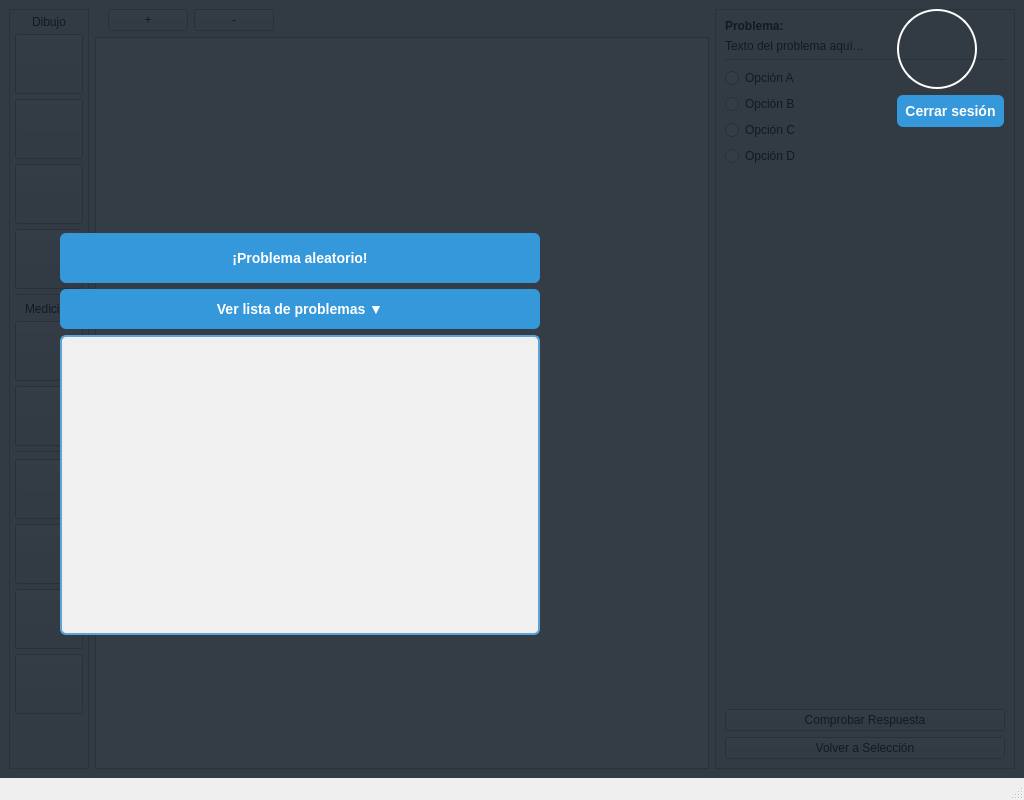
This is mainwindow.ui in Cantonplas/Trabajo_IHM as Qt 5 draws it before an edit. The edited form follows.
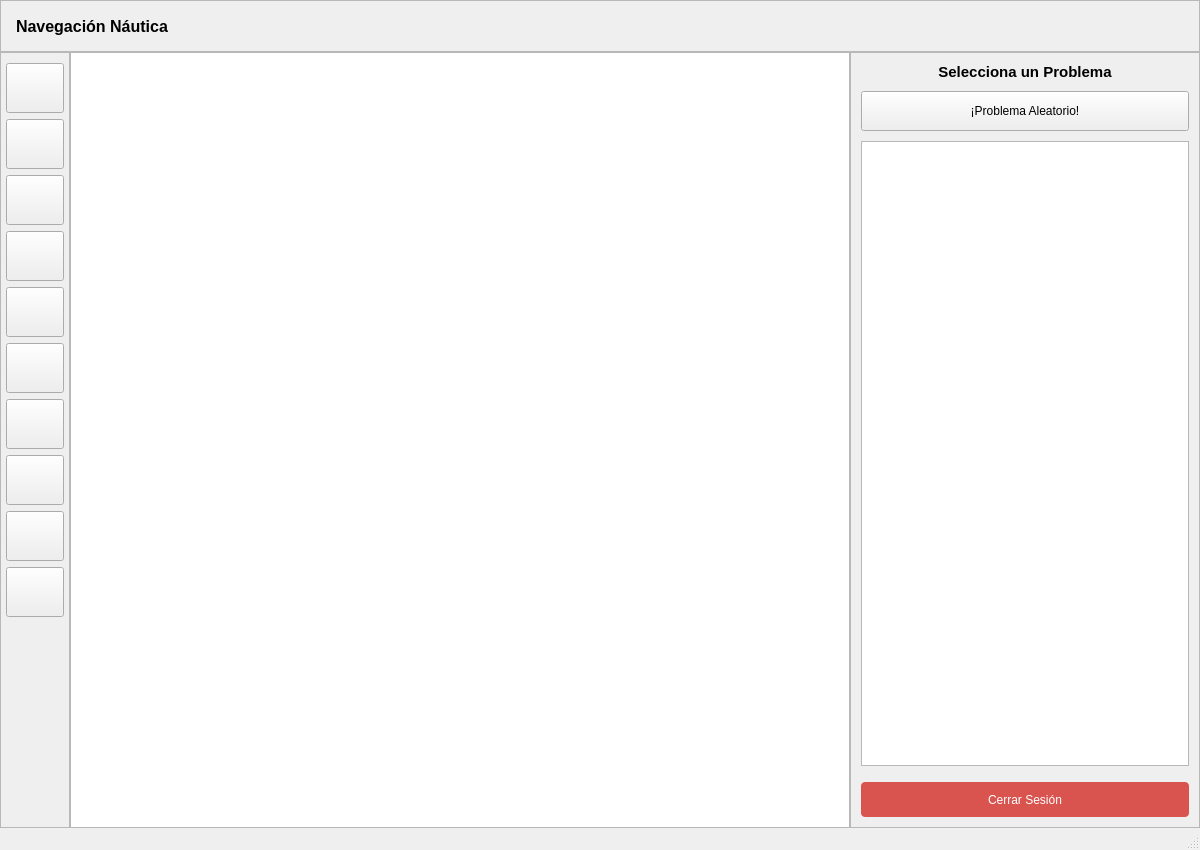
This is the edited form. Icons and pictures are not drawn.

Commit message: Version casi lista

What changed in the file:
```diff
--- a/mainwindow.ui
+++ b/mainwindow.ui
@@ -6,15 +6,18 @@
    <rect>
     <x>0</x>
     <y>0</y>
-    <width>1024</width>
-    <height>800</height>
+    <width>1200</width>
+    <height>850</height>
    </rect>
   </property>
   <property name="windowTitle">
    <string>Resolución de Problema</string>
   </property>
   <widget class="QWidget" name="centralwidget">
-   <layout class="QGridLayout" name="gridLayout_Main">
+   <layout class="QVBoxLayout" name="verticalLayoutMain">
+    <property name="spacing">
+     <number>0</number>
+    </property>
     <property name="leftMargin">
      <number>0</number>
     </property>
@@ -27,30 +30,111 @@
     <property name="bottomMargin">
      <number>0</number>
     </property>
+
+    <item>
+     <widget class="QFrame" name="frameTopBar">
+      <property name="minimumSize">
+       <size>
+        <width>0</width>
+        <height>50</height>
+       </size>
+      </property>
+      <property name="frameShape">
+       <enum>QFrame::StyledPanel</enum>
+      </property>
+      <property name="frameShadow">
+       <enum>QFrame::Raised</enum>
+      </property>
+      <layout class="QHBoxLayout" name="horizontalLayoutTop">
+       <property name="leftMargin">
+        <number>15</number>
+       </property>
+       <property name="topMargin">
+        <number>5</number>
+       </property>
+       <property name="rightMargin">
+        <number>15</number>
+       </property>
+       <property name="bottomMargin">
+        <number>5</number>
+       </property>
+       
+       <item>
+        <widget class="QLabel" name="labelAppName">
+         <property name="font">
+          <font>
+           <family>Segoe UI</family>
+           <pointsize>12</pointsize>
+           <bold>true</bold>
+          </font>
+         </property>
+         <property name="text">
+          <string>Navegación Náutica</string>
+         </property>
+        </widget>
+       </item>
+       <item>
+        <spacer name="horizontalSpacerTop">
+         <property name="orientation">
+          <enum>Qt::Horizontal</enum>
+         </property>
+         <property name="sizeHint" stdset="0">
+          <size>
+           <width>40</width>
+           <height>20</height>
+          </size>
+         </property>
+        </spacer>
+       </item>
+       <item>
+        <widget class="QPushButton" name="btnAvatar">
+         <property name="minimumSize">
+          <size>
+           <width>40</width>
+           <height>40</height>
+          </size>
+         </property>
+         <property name="maximumSize">
+          <size>
+           <width>40</width>
+           <height>40</height>
+          </size>
+         </property>
+         <property name="text">
+          <string/>
+         </property>
+         <property name="iconSize">
+          <size>
+           <width>32</width>
+           <height>32</height>
+          </size>
+         </property>
+         <property name="flat">
+          <bool>true</bool>
+         </property>
+        </widget>
+       </item>
+      </layout>
+     </widget>
+    </item>
+
+    <item>
+     <layout class="QHBoxLayout" name="horizontalLayoutGame">
     <property name="spacing">
      <number>0</number>
     </property>
-    
-    <item row="0" column="0">
-     <widget class="QWidget" name="gameContentContainer" native="true">
-      <property name="sizePolicy">
-       <sizepolicy hsizetype="Expanding" vsizetype="Expanding">
-        <horstretch>0</horstretch>
-        <verstretch>0</verstretch>
-       </sizepolicy>
-      </property>
-      <layout class="QHBoxLayout" name="horizontalLayout">
+      
        <item>
         <widget class="QFrame" name="frameTools">
          <property name="minimumSize">
           <size>
-           <width>80</width>
+          <width>70</width>
            <height>0</height>
           </size>
          </property>
          <property name="maximumSize">
           <size>
-           <width>80</width>
+          <width>70</width>
            <height>16777215</height>
           </size>
          </property>
@@ -62,300 +146,97 @@
          </property>
          <layout class="QVBoxLayout" name="verticalLayoutTools">
           <property name="spacing">
-           <number>5</number>
+          <number>6</number>
           </property>
           <property name="leftMargin">
            <number>5</number>
           </property>
           <property name="topMargin">
-           <number>5</number>
+          <number>10</number>
           </property>
           <property name="rightMargin">
            <number>5</number>
           </property>
           <property name="bottomMargin">
-           <number>5</number>
-          </property>
-          <item>
-           <widget class="QLabel" name="labelDrawTitle">
-            <property name="text">
-             <string>Dibujo</string>
-            </property>
-            <property name="alignment">
-             <set>Qt::AlignCenter</set>
-            </property>
-           </widget>
-          </item>
+          <number>10</number>
+         </property>
+         
           <item>
            <widget class="QPushButton" name="btnPunto">
-            <property name="minimumSize">
-             <size>
-              <width>60</width>
-              <height>60</height>
-             </size>
-            </property>
-            <property name="toolTip">
-             <string>Marcar un punto</string>
-            </property>
-            <property name="icon">
-             <iconset resource="resources.qrc">
-              <normaloff>:/resources/icons/punto.svg</normaloff>:/resources/icons/punto.svg</iconset>
-            </property>
-            <property name="checkable">
-             <bool>true</bool>
-            </property>
+            <property name="minimumSize"><size><width>50</width><height>50</height></size></property>
+            <property name="toolTip"><string>Punto</string></property>
+            <property name="icon"><iconset resource="resources.qrc"><normaloff>:/resources/icons/punto.svg</normaloff>:/resources/icons/punto.svg</iconset></property>
+            <property name="checkable"><bool>true</bool></property>
            </widget>
           </item>
           <item>
            <widget class="QPushButton" name="btnDrawLine">
-            <property name="minimumSize">
-             <size>
-              <width>60</width>
-              <height>60</height>
-             </size>
-            </property>
-            <property name="toolTip">
-             <string>Trazar línea</string>
-            </property>
-            <property name="icon">
-             <iconset resource="resources.qrc">
-              <normaloff>:/resources/icons/Linea_icon.svg</normaloff>:/resources/icons/Linea_icon.svg</iconset>
-            </property>
-            <property name="iconSize">
-             <size>
-              <width>40</width>
-              <height>40</height>
-             </size>
-            </property>
-            <property name="checkable">
-             <bool>true</bool>
-            </property>
+            <property name="minimumSize"><size><width>50</width><height>50</height></size></property>
+            <property name="toolTip"><string>Línea</string></property>
+            <property name="icon"><iconset resource="resources.qrc"><normaloff>:/resources/icons/Linea_icon.svg</normaloff>:/resources/icons/Linea_icon.svg</iconset></property>
+            <property name="checkable"><bool>true</bool></property>
            </widget>
           </item>
           <item>
            <widget class="QPushButton" name="btnDrawArc">
-            <property name="minimumSize">
-             <size>
-              <width>60</width>
-              <height>60</height>
-             </size>
-            </property>
-            <property name="toolTip">
-             <string>Compás</string>
-            </property>
-            <property name="icon">
-             <iconset resource="resources.qrc">
-              <normaloff>:/resources/icons/compas_icon.svg</normaloff>:/resources/icons/compas_icon.svg</iconset>
-            </property>
-            <property name="iconSize">
-             <size>
-              <width>40</width>
-              <height>40</height>
-             </size>
-            </property>
-            <property name="checkable">
-             <bool>true</bool>
-            </property>
+            <property name="minimumSize"><size><width>50</width><height>50</height></size></property>
+            <property name="toolTip"><string>Compás</string></property>
+            <property name="icon"><iconset resource="resources.qrc"><normaloff>:/resources/icons/compas_icon.svg</normaloff>:/resources/icons/compas_icon.svg</iconset></property>
+            <property name="checkable"><bool>true</bool></property>
            </widget>
           </item>
           <item>
            <widget class="QPushButton" name="btnAnnotateText">
-            <property name="minimumSize">
-             <size>
-              <width>60</width>
-              <height>60</height>
-             </size>
-            </property>
-            <property name="toolTip">
-             <string>Texto</string>
-            </property>
-            <property name="icon">
-             <iconset resource="resources.qrc">
-              <normaloff>:/resources/icons/T.svg</normaloff>:/resources/icons/T.svg</iconset>
-            </property>
-            <property name="iconSize">
-             <size>
-              <width>40</width>
-              <height>40</height>
-             </size>
-            </property>
-            <property name="checkable">
-             <bool>true</bool>
-            </property>
-           </widget>
-          </item>
-          <item>
-           <widget class="Line" name="line_1">
-            <property name="orientation">
-             <enum>Qt::Horizontal</enum>
-            </property>
-           </widget>
-          </item>
-          <item>
-           <widget class="QLabel" name="labelMeasureTitle">
-            <property name="text">
-             <string>Medición</string>
-            </property>
-            <property name="alignment">
-             <set>Qt::AlignCenter</set>
-            </property>
+            <property name="minimumSize"><size><width>50</width><height>50</height></size></property>
+            <property name="toolTip"><string>Texto</string></property>
+            <property name="icon"><iconset resource="resources.qrc"><normaloff>:/resources/icons/T.svg</normaloff>:/resources/icons/T.svg</iconset></property>
+            <property name="checkable"><bool>true</bool></property>
            </widget>
           </item>
           <item>
            <widget class="QPushButton" name="btnProtractor">
-            <property name="minimumSize">
-             <size>
-              <width>60</width>
-              <height>60</height>
-             </size>
-            </property>
-            <property name="toolTip">
-             <string>Transportador</string>
-            </property>
-            <property name="icon">
-             <iconset resource="resources.qrc">
-              <normaloff>:/resources/icons/transportador.svg</normaloff>:/resources/icons/transportador.svg</iconset>
-            </property>
-            <property name="iconSize">
-             <size>
-              <width>40</width>
-              <height>40</height>
-             </size>
-            </property>
-            <property name="checkable">
-             <bool>true</bool>
-            </property>
+            <property name="minimumSize"><size><width>50</width><height>50</height></size></property>
+            <property name="toolTip"><string>Transportador</string></property>
+            <property name="icon"><iconset resource="resources.qrc"><normaloff>:/resources/icons/transportador.svg</normaloff>:/resources/icons/transportador.svg</iconset></property>
+            <property name="checkable"><bool>true</bool></property>
            </widget>
           </item>
           <item>
            <widget class="QPushButton" name="btnRulerDistance">
-            <property name="minimumSize">
-             <size>
-              <width>60</width>
-              <height>60</height>
-             </size>
-            </property>
-            <property name="toolTip">
-             <string>Regla</string>
-            </property>
-            <property name="icon">
-             <iconset resource="resources.qrc">
-              <normaloff>:/resources/icons/ruler_icon.svg</normaloff>:/resources/icons/ruler_icon.svg</iconset>
-            </property>
-            <property name="iconSize">
-             <size>
-              <width>40</width>
-              <height>40</height>
-             </size>
-            </property>
-            <property name="checkable">
-             <bool>true</bool>
-            </property>
-           </widget>
-          </item>
-          <item>
-           <widget class="Line" name="line_2">
-            <property name="orientation">
-             <enum>Qt::Horizontal</enum>
-            </property>
+            <property name="minimumSize"><size><width>50</width><height>50</height></size></property>
+            <property name="toolTip"><string>Regla</string></property>
+            <property name="icon"><iconset resource="resources.qrc"><normaloff>:/resources/icons/ruler_icon.svg</normaloff>:/resources/icons/ruler_icon.svg</iconset></property>
+            <property name="checkable"><bool>true</bool></property>
            </widget>
           </item>
           <item>
            <widget class="QPushButton" name="btnChangeColor">
-            <property name="minimumSize">
-             <size>
-              <width>60</width>
-              <height>60</height>
-             </size>
-            </property>
-            <property name="toolTip">
-             <string>Color</string>
-            </property>
-            <property name="icon">
-             <iconset resource="resources.qrc">
-              <normaloff>:/resources/icons/colores.svg</normaloff>:/resources/icons/colores.svg</iconset>
-            </property>
-            <property name="iconSize">
-             <size>
-              <width>40</width>
-              <height>40</height>
-             </size>
-            </property>
+            <property name="minimumSize"><size><width>50</width><height>50</height></size></property>
+            <property name="toolTip"><string>Cambiar Color</string></property>
+            <property name="icon"><iconset resource="resources.qrc"><normaloff>:/resources/icons/colores.svg</normaloff>:/resources/icons/colores.svg</iconset></property>
            </widget>
           </item>
           <item>
            <widget class="QPushButton" name="btnEraser">
-            <property name="minimumSize">
-             <size>
-              <width>60</width>
-              <height>60</height>
-             </size>
-            </property>
-            <property name="toolTip">
-             <string>Borrador</string>
-            </property>
-            <property name="icon">
-             <iconset resource="resources.qrc">
-              <normaloff>:/resources/icons/eraser.svg</normaloff>:/resources/icons/eraser.svg</iconset>
-            </property>
-            <property name="iconSize">
-             <size>
-              <width>40</width>
-              <height>40</height>
-             </size>
-            </property>
-            <property name="checkable">
-             <bool>true</bool>
-            </property>
+            <property name="minimumSize"><size><width>50</width><height>50</height></size></property>
+            <property name="toolTip"><string>Borrador</string></property>
+            <property name="icon"><iconset resource="resources.qrc"><normaloff>:/resources/icons/eraser.svg</normaloff>:/resources/icons/eraser.svg</iconset></property>
+            <property name="checkable"><bool>true</bool></property>
            </widget>
           </item>
           <item>
            <widget class="QPushButton" name="btnClearMap">
-            <property name="minimumSize">
-             <size>
-              <width>60</width>
-              <height>60</height>
-             </size>
-            </property>
-            <property name="toolTip">
-             <string>Limpiar todo</string>
-            </property>
-            <property name="icon">
-             <iconset resource="resources.qrc">
-              <normaloff>:/resources/icons/ocultar.svg</normaloff>:/resources/icons/ocultar.svg</iconset>
-            </property>
-            <property name="iconSize">
-             <size>
-              <width>40</width>
-              <height>40</height>
-             </size>
-            </property>
+            <property name="minimumSize"><size><width>50</width><height>50</height></size></property>
+            <property name="toolTip"><string>Limpiar Todo</string></property>
+            <property name="icon"><iconset resource="resources.qrc"><normaloff>:/resources/icons/ocultar.svg</normaloff>:/resources/icons/ocultar.svg</iconset></property>
            </widget>
           </item>
           <item>
            <widget class="QPushButton" name="btnShowCoordinates">
-            <property name="minimumSize">
-             <size>
-              <width>60</width>
-              <height>60</height>
-             </size>
-            </property>
-            <property name="toolTip">
-             <string>Coordenadas</string>
-            </property>
-            <property name="icon">
-             <iconset resource="resources.qrc">
-              <normaloff>:/resources/icons/coordenadas.svg</normaloff>:/resources/icons/coordenadas.svg</iconset>
-            </property>
-            <property name="iconSize">
-             <size>
-              <width>40</width>
-              <height>40</height>
-             </size>
-            </property>
-            <property name="checkable">
-             <bool>true</bool>
-            </property>
+            <property name="minimumSize"><size><width>50</width><height>50</height></size></property>
+            <property name="toolTip"><string>Ver Coordenadas</string></property>
+            <property name="icon"><iconset resource="resources.qrc"><normaloff>:/resources/icons/coordenadas.svg</normaloff>:/resources/icons/coordenadas.svg</iconset></property>
+            <property name="checkable"><bool>true</bool></property>
            </widget>
           </item>
           <item>
@@ -374,59 +255,9 @@
          </layout>
         </widget>
        </item>
-       
+      
        <item>
         <layout class="QVBoxLayout" name="layoutMap">
-         <item>
-          <layout class="QHBoxLayout" name="layoutZoom">
-           <item>
-            <widget class="QLabel" name="lblZoomIcon">
-             <property name="maximumSize">
-              <size>
-               <width>30</width>
-               <height>30</height>
-              </size>
-             </property>
-             <property name="text">
-              <string/>
-             </property>
-             <property name="pixmap">
-              <pixmap>:/lupa.jpg</pixmap>
-             </property>
-             <property name="scaledContents">
-              <bool>true</bool>
-             </property>
-            </widget>
-           </item>
-           <item>
-            <widget class="QPushButton" name="btnZoomIn">
-             <property name="text">
-              <string>+</string>
-             </property>
-            </widget>
-           </item>
-           <item>
-            <widget class="QPushButton" name="btnZoomOut">
-             <property name="text">
-              <string>-</string>
-             </property>
-            </widget>
-           </item>
-           <item>
-            <spacer name="horizontalSpacer">
-             <property name="orientation">
-              <enum>Qt::Horizontal</enum>
-             </property>
-             <property name="sizeHint" stdset="0">
-              <size>
-               <width>40</width>
-               <height>20</height>
-              </size>
-             </property>
-            </spacer>
-           </item>
-          </layout>
-         </item>
          <item>
           <widget class="QGraphicsView" name="graphicsView">
            <property name="dragMode">
@@ -436,18 +267,18 @@
          </item>
         </layout>
        </item>
-       
+      
        <item>
-        <widget class="QFrame" name="frameProblem">
+       <widget class="QFrame" name="frameRightPanel">
          <property name="minimumSize">
           <size>
-           <width>300</width>
+          <width>320</width>
            <height>0</height>
           </size>
          </property>
          <property name="maximumSize">
           <size>
-           <width>300</width>
+          <width>350</width>
            <height>16777215</height>
           </size>
          </property>
@@ -457,11 +288,82 @@
          <property name="frameShadow">
           <enum>QFrame::Raised</enum>
          </property>
+        <layout class="QVBoxLayout" name="verticalLayoutRight">
+         <property name="leftMargin">
+          <number>0</number>
+         </property>
+         <property name="topMargin">
+          <number>0</number>
+         </property>
+         <property name="rightMargin">
+          <number>0</number>
+         </property>
+         <property name="bottomMargin">
+          <number>10</number>
+         </property>
+
+         <item>
+          <widget class="QStackedWidget" name="stackedWidgetProblem">
+           <property name="currentIndex">
+            <number>0</number>
+           </property>
+           
+           <widget class="QWidget" name="pageSelection">
+            <layout class="QVBoxLayout" name="verticalLayoutSelection">
+             <property name="leftMargin"><number>10</number></property>
+             <property name="topMargin"><number>10</number></property>
+             <property name="rightMargin"><number>10</number></property>
+             <property name="bottomMargin"><number>10</number></property>
+             <property name="spacing"><number>10</number></property>
+             
+             <item>
+              <widget class="QLabel" name="labelSelectTitle">
+               <property name="font">
+                <font>
+                 <pointsize>11</pointsize>
+                 <bold>true</bold>
+                </font>
+               </property>
+               <property name="text">
+                <string>Selecciona un Problema</string>
+               </property>
+               <property name="alignment">
+                <set>Qt::AlignCenter</set>
+               </property>
+              </widget>
+             </item>
+             <item>
+              <widget class="QPushButton" name="btnRandom">
+               <property name="minimumSize">
+                <size>
+                 <width>0</width>
+                 <height>40</height>
+                </size>
+               </property>
+               <property name="text">
+                <string>¡Problema Aleatorio!</string>
+               </property>
+              </widget>
+             </item>
+             <item>
+              <widget class="QListWidget" name="listProblems"/>
+             </item>
+            </layout>
+           </widget>
+
+           <widget class="QWidget" name="pageProblem">
          <layout class="QVBoxLayout" name="verticalLayoutProblem">
+             <property name="leftMargin"><number>10</number></property>
+             <property name="topMargin"><number>10</number></property>
+             <property name="rightMargin"><number>10</number></property>
+             <property name="bottomMargin"><number>10</number></property>
+             <property name="spacing"><number>10</number></property>
+
           <item>
            <widget class="QLabel" name="labelTitle">
             <property name="font">
              <font>
+                 <pointsize>11</pointsize>
               <bold>true</bold>
              </font>
             </property>
@@ -471,12 +373,12 @@
            </widget>
           </item>
           <item>
-           <widget class="QLabel" name="labelProblemText">
-            <property name="text">
-             <string>Texto del problema aquí...</string>
-            </property>
-            <property name="wordWrap">
-             <bool>true</bool>
+              <widget class="QTextBrowser" name="textProblemDescription">
+               <property name="frameShape">
+                <enum>QFrame::NoFrame</enum>
+               </property>
+               <property name="styleSheet">
+                <string>background: transparent;</string>
             </property>
            </widget>
           </item>
@@ -530,6 +432,12 @@
           </item>
           <item>
            <widget class="QPushButton" name="btnCheck">
+               <property name="minimumSize">
+                <size>
+                 <width>0</width>
+                 <height>35</height>
+                </size>
+               </property>
             <property name="text">
              <string>Comprobar Respuesta</string>
             </property>
@@ -537,217 +445,48 @@
           </item>
           <item>
            <widget class="QPushButton" name="btnClose">
-            <property name="text">
-             <string>Volver a Selección</string>
-            </property>
-           </widget>
-          </item>
-         </layout>
-        </widget>
-       </item>
-      </layout>
-     </widget>
-    </item>
-
-    <item row="0" column="0">
-     <widget class="QWidget" name="selectionOverlay" native="true">
-      <property name="styleSheet">
-       <string>
-#selectionOverlay {
-    background-color: rgba(20, 30, 40, 220); 
-}
-#selectionOverlay QLabel, #selectionOverlay QCheckBox {
-    color: #ffffff;
-    font-weight: bold;
-    font-size: 14px;
-}
-#selectionOverlay QListWidget {
-    background-color: #f0f0f0;
-    color: #000000;
-    border: 2px solid #5da4d6;
-    border-radius: 6px;
-    font-size: 13px;
-}
-#selectionOverlay QPushButton {
-    background-color: #3498db; 
-    color: white;
-    border: none;
-    border-radius: 6px;
-    padding: 8px;
-    font-weight: bold;
-    font-size: 14px;
-}
-#selectionOverlay QPushButton:hover {
-    background-color: #5dade2;
-}
-#selectionOverlay QPushButton:pressed {
-    background-color: #2980b9;
-}
-#selectionOverlay #btnAvatar {
-    background-color: transparent;
-    border: 2px solid white;
-    border-radius: 40px; 
-}
-       </string>
-      </property>
-      <property name="sizePolicy">
-       <sizepolicy hsizetype="Expanding" vsizetype="Expanding">
-        <horstretch>0</horstretch>
-        <verstretch>0</verstretch>
-       </sizepolicy>
-      </property>
-      <layout class="QVBoxLayout" name="verticalLayoutOverlay">
-       <property name="leftMargin">
-        <number>60</number>
-       </property>
-       <property name="rightMargin">
-        <number>20</number>
-       </property>
-       
-       <item>
-        <layout class="QHBoxLayout" name="horizontalLayoutTopBar">
-         <item>
-          <spacer name="horizontalSpacerTop">
-           <property name="orientation">
-            <enum>Qt::Horizontal</enum>
-           </property>
-           <property name="sizeHint" stdset="0">
-            <size>
-             <width>40</width>
-             <height>20</height>
-            </size>
-           </property>
-          </spacer>
-         </item>
-         <item>
-          <layout class="QVBoxLayout" name="verticalLayoutUser">
-           <item>
-            <widget class="QPushButton" name="btnAvatar">
              <property name="minimumSize">
               <size>
-               <width>80</width>
-               <height>80</height>
-              </size>
-             </property>
-             <property name="maximumSize">
-              <size>
-               <width>80</width>
-               <height>80</height>
+                 <width>0</width>
+                 <height>30</height>
               </size>
              </property>
              <property name="text">
-              <string/>
-             </property>
-             <property name="iconSize">
-              <size>
-               <width>60</width>
-               <height>60</height>
-              </size>
-             </property>
-             <property name="flat">
-              <bool>true</bool>
-             </property>
-            </widget>
-           </item>
+                <string>Volver a la lista</string>
+               </property>
+              </widget>
+             </item>
+            </layout>
+           </widget>
+          </widget>
+         </item>
+
+         <item>
+          <layout class="QHBoxLayout" name="layoutLogout">
+           <property name="leftMargin"><number>10</number></property>
+           <property name="rightMargin"><number>10</number></property>
            <item>
             <widget class="QPushButton" name="btnLogout">
-             <property name="text">
-              <string>Cerrar sesión</string>
-             </property>
-            </widget>
-           </item>
-          </layout>
-         </item>
-        </layout>
-       </item>
-
-       <item>
-        <spacer name="verticalSpacerTop2">
-         <property name="orientation">
-          <enum>Qt::Vertical</enum>
-         </property>
-         <property name="sizeType">
-          <enum>QSizePolicy::Fixed</enum>
-         </property>
-         <property name="sizeHint" stdset="0">
-          <size>
-           <width>20</width>
-           <height>100</height>
-          </size>
-         </property>
-        </spacer>
-       </item>
-
-       <item alignment="Qt::AlignLeft">
-        <widget class="QPushButton" name="btnRandom">
          <property name="minimumSize">
           <size>
-           <width>480</width>
-           <height>50</height>
-          </size>
-         </property>
-         <property name="font">
-          <font>
-           <pointsize>12</pointsize>
-           <bold>true</bold>
-          </font>
+               <width>0</width>
+               <height>35</height>
+              </size>
+             </property>
+             <property name="styleSheet">
+              <string>background-color: #d9534f; color: white; border-radius: 4px;</string>
          </property>
          <property name="text">
-          <string>¡Problema aleatorio!</string>
+              <string>Cerrar Sesión</string>
          </property>
         </widget>
        </item>
-       <item alignment="Qt::AlignLeft">
-        <widget class="QPushButton" name="btnToggleList">
-         <property name="minimumSize">
-          <size>
-           <width>480</width>
-           <height>40</height>
-          </size>
-         </property>
-         <property name="text">
-          <string>Ver lista de problemas ▼</string>
-         </property>
-         <property name="checkable">
-          <bool>true</bool>
-         </property>
-        </widget>
-       </item>
-       <item alignment="Qt::AlignLeft">
-        <widget class="QListWidget" name="listProblems">
-         <property name="minimumSize">
-          <size>
-           <width>480</width>
-           <height>300</height>
-          </size>
-         </property>
-         <property name="maximumSize">
-          <size>
-           <width>700</width>
-           <height>16777215</height>
-          </size>
-         </property>
-        </widget>
-       </item>
-
-       <item>
-        <spacer name="verticalSpacerBottom">
-         <property name="orientation">
-          <enum>Qt::Vertical</enum>
-         </property>
-         <property name="sizeType">
-          <enum>QSizePolicy::Expanding</enum>
-         </property>
-         <property name="sizeHint" stdset="0">
-          <size>
-           <width>20</width>
-           <height>40</height>
-          </size>
-         </property>
-        </spacer>
-       </item>
-      </layout>
-     </widget>
+          </layout>
+         </item>
+        </layout>
+       </widget>
+      </item>
+     </layout>
     </item>
    </layout>
   </widget>
```
Left out of the diff: 3 changed lines with no effect on the pictures. Lines whose indentation alone changed are shown as unchanged. The commit also changes 19 other files.
